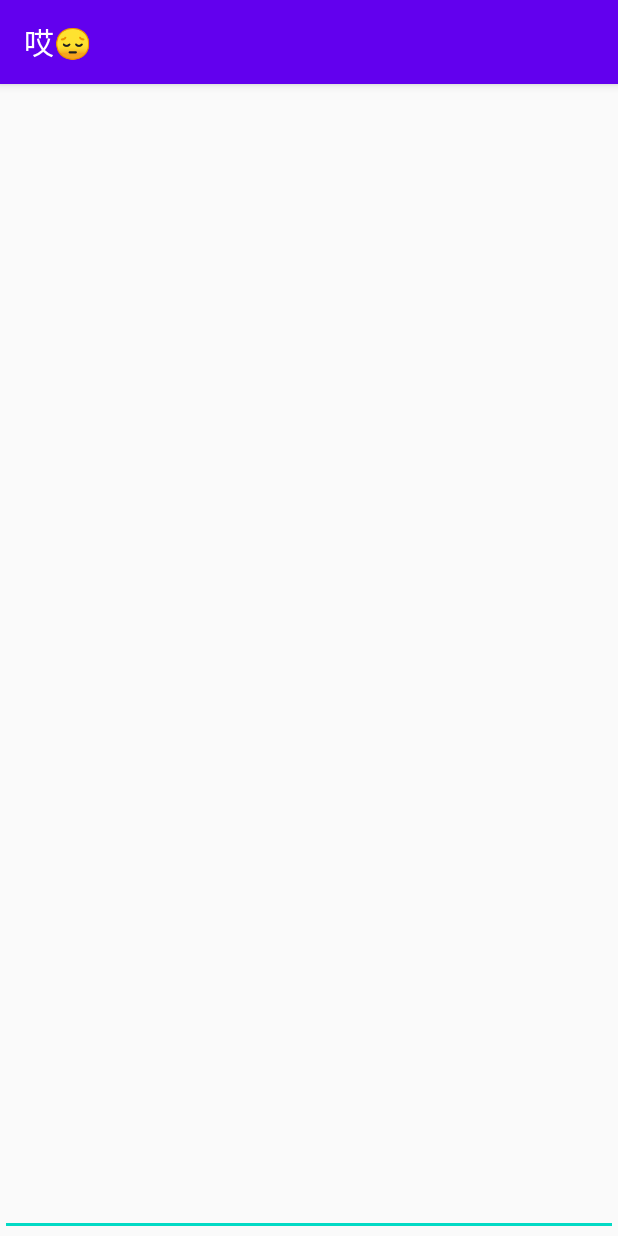
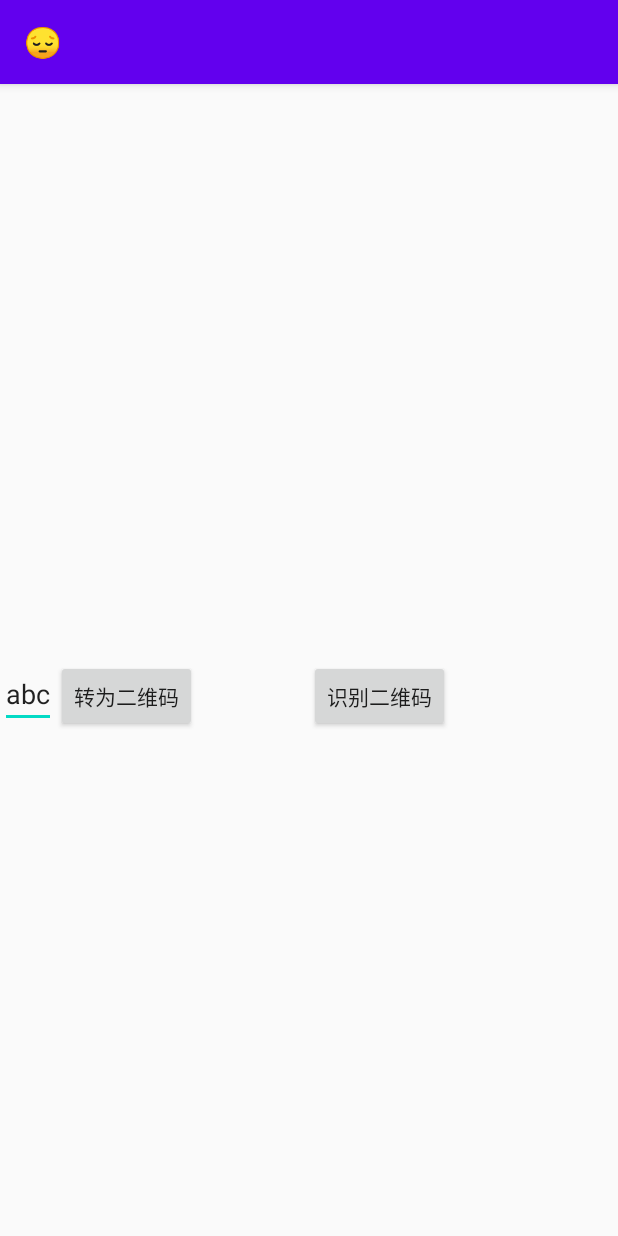
Before and after one commit to lamymay/tools, an Android app: the screen it shows after launch (ActivityQRCode), on a phone screen of 412 x 824 dp. Run offline under Robolectric (Android 15) with nearby library versions, the phone set to English and light mode, and no system bars.

Commit message:
扫描二维码

```diff
--- a/app/src/main/java/com/arc/tool/ActivityQRCode.java
+++ b/app/src/main/java/com/arc/tool/ActivityQRCode.java
@@ -1,11 +1,14 @@
 package com.arc.tool;
 
 import android.os.Bundle;
+import android.text.Editable;
+import android.text.TextWatcher;
 import android.view.KeyEvent;
 import android.view.View;
 import android.widget.*;
 import androidx.appcompat.app.AppCompatActivity;
 import com.arc.tool.code.CreateCode;
+import com.arc.tool.code.ScanQRImage;
 
 /**
  * 活动1
@@ -15,60 +18,56 @@ import com.arc.tool.code.CreateCode;
  */
 public class ActivityQRCode extends AppCompatActivity {
 
-//    /**/
-//     * 测试代码
-//     */
-//    private CreateCode createCodeTool = new CreateCode();
+    //  private EditText editText;
+    //    private AutoCompleteTextView textView;
 
-
-    private EditText editText;
-    private TextView textView;
-
+    //输出图片
+//    ImageView imageView;
 
     @Override
     protected void onCreate(Bundle savedInstanceState) {
         super.onCreate(savedInstanceState);
         setContentView(R.layout.activity_qr);
 
-
-        editText = (EditText)findViewById(R.id.qr_input_1);
-        textView = (TextView)findViewById(R.id.outputText);
-
-//设置EditText按键bai输入时的事件
-        editText.setOnKeyListener(new EditText.OnKeyListener(){
-            @Override
-            public boolean onKey(View arg0, int arg1, KeyEvent arg2) {
-// TODO Auto-generated method stub
-                textView.setText(editText.getText());//获取edittext的内容
-                return false;
-            }
-        });
+//        imageView = findViewById(R.id.outputImage);
 
 
         //通过R.layout.文件名称来关联这个
         //点击事件
-        //Button qr_btn_create_img = (Button) findViewById(R.id.qr_btn_create_img);
-        EditText clickEvent = (EditText) findViewById(R.id.qr_input_1);
-
+        Button clickEvent = (Button) findViewById(R.id.qrBtnCreateImg);
+        Button qrBtnScanImageButton = (Button) findViewById(R.id.qrBtnScanImage);
         clickEvent.setOnClickListener(new View.OnClickListener() {
             @Override
             public void onClick(View view) {
-                //输出图片
-                ImageView imageView = findViewById(R.id.outputImage);
                 //输入框
-                EditText input = (EditText) findViewById(R.id.qr_input_1);
-
+                AutoCompleteTextView input = (AutoCompleteTextView) findViewById(R.id.qrInput1);
                 String inputString = input.getText().toString();
                 System.out.println(input);
                 System.out.println(inputString);
+
+                //输出图片
+                ImageView imageView = findViewById(R.id.qrOutputImage);
                 new CreateCode().createQR(inputString, imageView, getApplicationContext());
+            }
+        });
+
+        //点击 启动相机识别二维码
+        qrBtnScanImageButton.setOnClickListener(new View.OnClickListener() {
+            @Override
+            public void onClick(View view) {
+                //输入框
+                AutoCompleteTextView input = (AutoCompleteTextView) findViewById(R.id.qrInput1);
+                String inputString = input.getText().toString();
+                System.out.println(input);
+                System.out.println(inputString);
+
+                //输出图片
+                ImageView imageView = findViewById(R.id.qrOutputImage);
+                new ScanQRImage().scanQRImage(  getApplicationContext());
             }
         });
 
     }
 
 
-
-
-
 }
--- /dev/null
+++ b/app/src/main/java/com/arc/tool/code/ScanQRImage.java
@@ -0,0 +1,18 @@
+package com.arc.tool.code;
+
+
+import android.content.Context;
+
+/**
+ * 扫描二维码
+ *
+ * @author may
+ */
+public class ScanQRImage {
+
+    public void scanQRImage(Context applicationContext) {
+        //todo
+
+
+    }
+}
--- a/app/src/main/res/layout/activity_qr.xml
+++ b/app/src/main/res/layout/activity_qr.xml
@@ -7,39 +7,100 @@
         android:layout_height="match_parent">
 
 
-    <EditText
-            android:id="@+id/qr_input_1"
-            android:text="@string/qr_input_1"
-            android:layout_width="match_parent"
-            android:layout_height="match_parent"
+    <ImageView
+            android:id="@+id/qrOutputImage"
+            android:layout_width="wrap_content"
+            android:layout_height="wrap_content"
             android:layout_centerHorizontal="true"
-
+            android:layout_centerVertical="true"
     />
 
-    <ImageView
-            android:id="@+id/outputImage"
-            android:layout_width="match_parent"
-            android:layout_height="match_parent"
-            android:layout_centerHorizontal="true"
-            android:layout_centerVertical="true"
-            android:layout_below="@+id/qr_input_1"
+
+    <AutoCompleteTextView
+            android:id="@+id/qrInput1"
+            android:text="@string/qr_input_1"
+            android:layout_width="wrap_content"
+            android:layout_height="wrap_content"
+            android:layout_below="@+id/qrOutputImage"
     />
+
+
+    <Button
+            android:id="@+id/qrBtnCreateImg"
+            android:text="@string/qr_btn_create_image"
+            android:layout_width="wrap_content"
+            android:layout_height="wrap_content"
+            android:layout_below="@+id/qrOutputImage"
+            android:layout_toRightOf="@+id/qrInput1"
+    />
+
+
+    <!-- 点击 启动相机识别二维码-->
+    <Button
+            android:id="@+id/qrBtnScanImage"
+            android:text="@string/qr_btn_scan_image"
+            android:layout_width="wrap_content"
+            android:layout_height="wrap_content"
+            android:layout_below="@+id/qrOutputImage"
+            android:layout_toRightOf="@+id/qrOutputImage"
+    />
+
+    <!--
 
     <TextView android:layout_width="match_parent" android:layout_height="match_parent"
               android:layout_below="@+id/outputImage"
               android:id="@+id/outputText"
     />
-    <!--
-        <Button
-                android:id="@+id/qr_btn_create_img"
-                android:text="@string/qr_btn_create_img"
-                android:layout_width="wrap_content"
-                android:layout_height="wrap_content"/>
+
     -->
-
-
-    <!--            tools:layout_editor_absoluteY="176dp"-->
-    <!--            tools:layout_editor_absoluteX="16dp"-->
+    <!--       -->
+    <!--           -->
 
 
 </RelativeLayout>
+
+
+        <!--
+
+        https://blog.csdn.net/cms18374672699/article/details/82596194
+
+             tools:layout_editor_absoluteY="176dp"
+         tools:layout_editor_absoluteX="16dp"
+
+        、相对布局RelativeLayout
+        1. 相对布局(重点)：相对布局是通过相对定位的方式让控件出现在布局任意位置；
+
+        在相对布局中如果不指定控件摆放的位置，那么控件都会被默认放在RelativeLayout的左上角。因此要先指定第一个控件的位置，再根据一个控件去给其他控件布局。
+
+        2. RelativeLayout常见属性：
+
+            相对于父元素给控件布局
+            android:layout_centerHrizontal  水平居中
+            android:layout_centerVertical 垂直居中
+            android:layout_centerInparent    相对于父元素完全居中
+            android:layout_alignParentBottom 位于父元素的下边缘
+            android:layout_alignParentLeft   位于父元素的左边缘
+            android:layout_alignParentRight  位于父元素的右边缘
+            android:layout_alignParentTop    位于父元素的上边缘
+            android:layout_alignWithParentIfMissing  如果对应的兄弟元素找不到的话就以父元素做参照物
+
+            属性值必须为id的引用名“@id/id-name”
+            android:layout_below      位于元素的下方
+            android:layout_above      位于元素的的上方
+            android:layout_toLeftOf   位于元素的左边
+            android:layout_toRightOf  位于元素的右边
+
+            android:layout_alignTop   该元素的上边缘和某元素的的上边缘对齐
+            android:layout_alignLeft  该元素的左边缘和某元素的的左边缘对齐
+            android:layout_alignBottom 该元素的下边缘和某元素的的下边缘对齐
+            android:layout_alignRight  该元素的右边缘和某元素的的右边缘对齐
+
+            给属性赋予像素值
+            android:layout_marginBottom      底边缘的距离
+            android:layout_marginLeft           左边缘的距离
+            android:layout_marginRight         右边缘的距离
+            android:layout_marginTop           上边缘的距离
+
+        3. EditText的android:hint ：设置EditText为空时输入框内的提示信息
+
+        -->
--- a/app/src/main/res/values/strings.xml
+++ b/app/src/main/res/values/strings.xml
@@ -1,7 +1,8 @@
 <resources>
-    <string name="app_name">哎😔</string>
-    <string name="qr_input_1">""</string>
-    <string name="qr_btn_create_img">转换为二维码</string>
+    <string name="app_name">😔</string>
+    <string name="qr_input_1">"abc"</string>
+    <string name="qr_btn_create_image">转为二维码</string>
+    <string name="qr_btn_scan_image">识别二维码</string>
     <string name="activity1_name">活动1</string>
     <string name="activity2_name">活动2</string>
     <string name="activity3_name">活动3</string>
```
